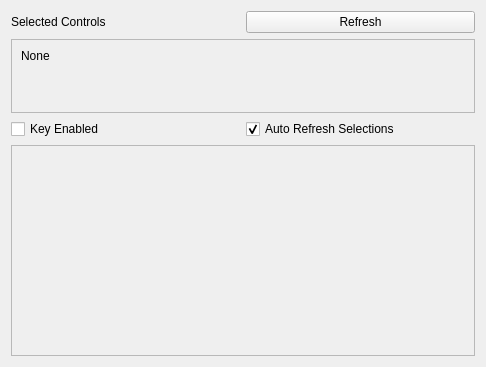
Old version of the form ILLMayaSpaceSwitcher/ILLMayaSpaceSwitcherManager.ui in the repository ill/ILLMayaSpaceSwitcher.
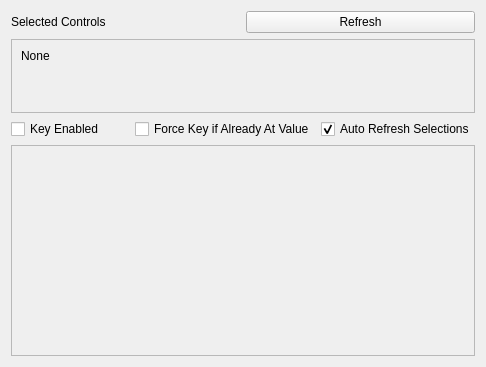
New version of the form.

Commit message: Space switching operation is working.

```diff
--- a/ILLMayaSpaceSwitcher/ILLMayaSpaceSwitcherManager.ui
+++ b/ILLMayaSpaceSwitcher/ILLMayaSpaceSwitcherManager.ui
@@ -95,6 +95,13 @@
        </property>
       </widget>
      </item>
+     <item>
+      <widget class="QCheckBox" name="cb_forceKeyIfAlreadyAtValueEnabled">
+       <property name="text">
+        <string>Force Key if Already At Value</string>
+       </property>
+      </widget>
+     </item>
      <item>
       <widget class="QCheckBox" name="cb_autoRefreshEnabled">
        <property name="text">
```
Left out of the diff: 2 changed lines with no effect on the pictures. The commit also changes 7 other files.
